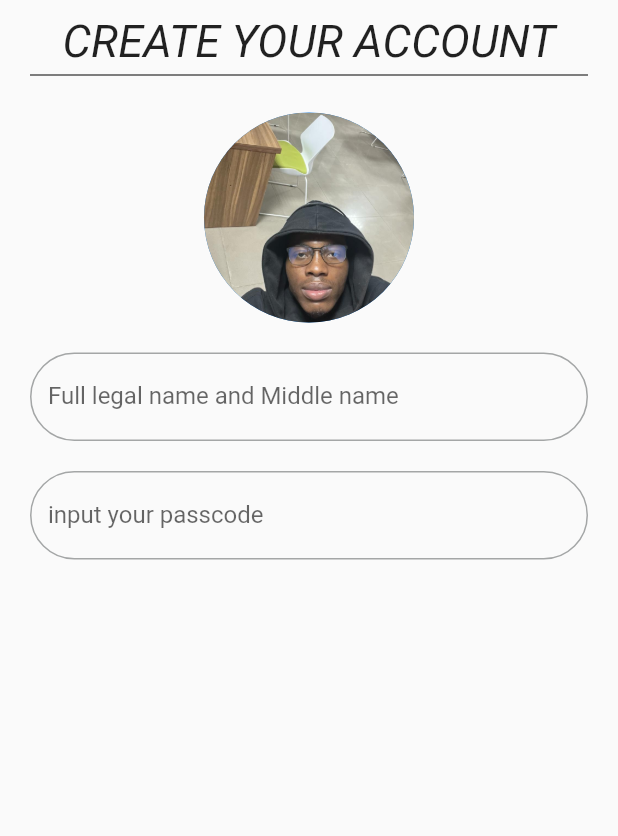
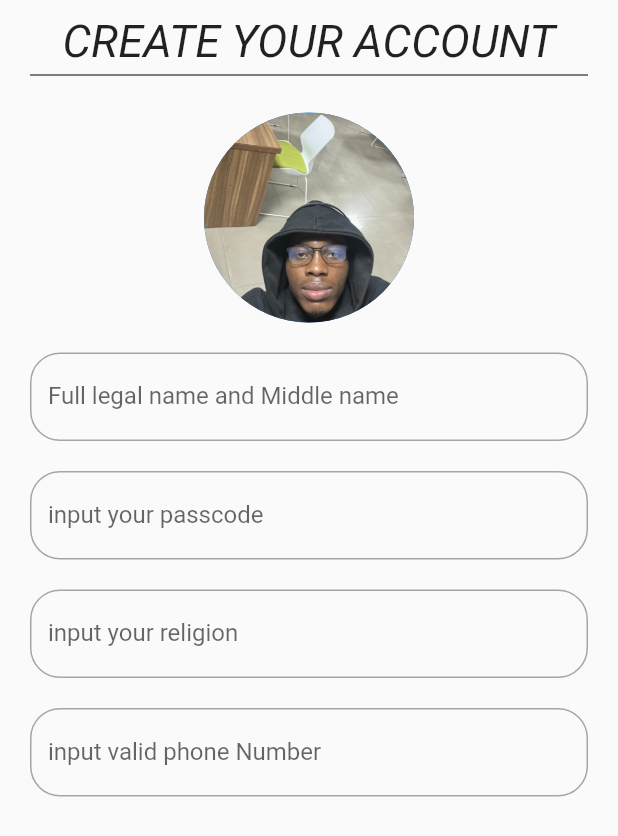
Before and after one commit to Makanakyjr/justpractice, a Flutter app: the screen it shows after launch, on a phone screen of 412 x 824 dp. Shown: the top 836 px of the screen. Run offline on Flutter 3.47's test engine with Material 2 defaults, Android fonts, the light colour scheme and no system bars.

Commit message:
added more CustomTexts

```diff
--- a/lib/Intropage.dart
+++ b/lib/Intropage.dart
@@ -11,8 +11,8 @@ class IntroPage extends StatefulWidget {
 class _IntroPageState extends State<IntroPage> {
   final TextEditingController _nameController = TextEditingController();
   final _formKey = GlobalKey<FormState>();
-  final TextEditingController _password = TextEditingController();
-  final TextEditingController _legalSurname = TextEditingController();
+  final TextEditingController phoneNumber = TextEditingController();
+  final TextEditingController _religion = TextEditingController();
   final TextEditingController _passCode = TextEditingController();
 
   @override
@@ -46,11 +46,28 @@ class _IntroPageState extends State<IntroPage> {
                     ),
                     SizedBox(height: 20.0),
                     CustomTextInput(
-                        controller: _nameController,
-                        text: "Full legal name and Middle name"),
+                      controller: _nameController,
+                      text: "Full legal name and Middle name",
+                      isObscure: false,
+                      errorMessage: "Surname comes first",
+                    ),
                     SizedBox(height: 20.0),
                     CustomTextInput(
-                        controller: _passCode, text: "input your passcode")
+                      controller: _passCode,
+                      text: "input your passcode",
+                      isObscure: true,
+                      errorMessage:
+                          "Passcode should not be less than 8 characters ",
+                    ),
+                    SizedBox(height: 20.0),
+                    CustomTextInput(
+                      controller: _religion,
+                      text: 'input your religion',
+                    ),
+                    SizedBox(height: 20.0),
+                    CustomTextInput(
+                        controller: phoneNumber,
+                        text: 'input valid phone Number'),
                   ],
                 ),
               )),
--- a/lib/textinput.dart
+++ b/lib/textinput.dart
@@ -9,9 +9,9 @@ class CustomTextInput extends StatelessWidget {
   const CustomTextInput(
       {super.key,
       required this.controller,
-       this.errorMessage,
+      this.errorMessage,
       required this.text,
-       this.isObscure = false});
+      this.isObscure = false});
 
   @override
   Widget build(BuildContext context) {
@@ -24,7 +24,7 @@ class CustomTextInput extends StatelessWidget {
         hintTextDirection: TextDirection.ltr,
         hintText: text,
         border: OutlineInputBorder(
-          borderRadius: BorderRadius.circular(30.0),
+          borderRadius: BorderRadius.circular(20.0),
         ),
       ),
       validator: (value) {
@@ -35,8 +35,6 @@ class CustomTextInput extends StatelessWidget {
         }
       },
       autovalidateMode: AutovalidateMode.onUserInteraction,
-
     );
-
   }
 }
```
